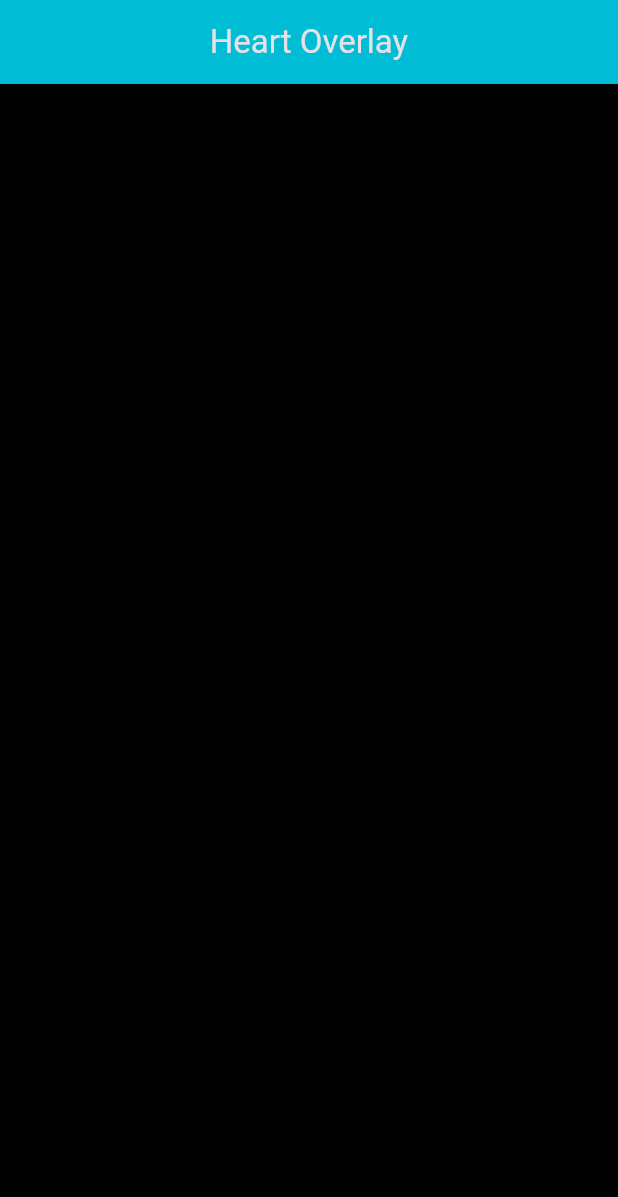
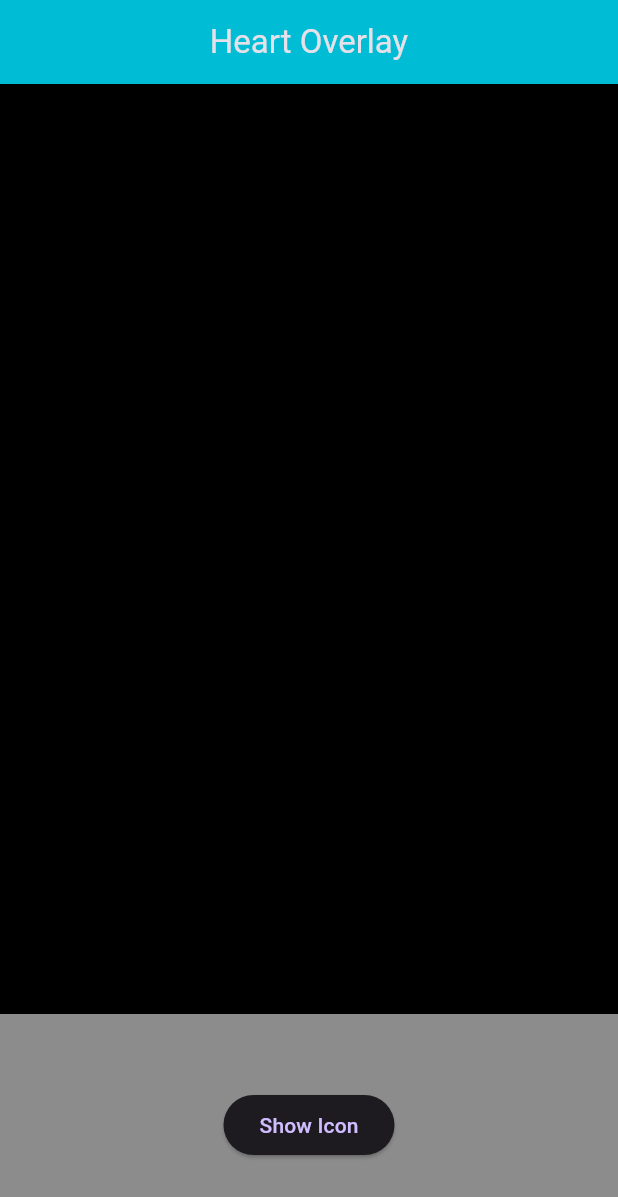
Before and after one commit to JohnF17/heart_overlay, a Flutter app: the screen it shows after launch, on a phone screen of 412 x 824 dp. Shown: the top 1197 px of the screen. Run offline on Flutter 3.47's test engine with Material 2 defaults, Android fonts, the phone set to English and light mode, and no system bars.

Commit message:
Update 1.4.0 * Added support for enabling or disabling tap gestures * Added a [HeartOverlayController] * Fixed a small bug where [BubblesColor] was not visible on imports * Few refactorings

````diff
--- a/example/lib/main.dart
+++ b/example/lib/main.dart
@@ -1,3 +1,4 @@
+import 'dart:math';
 import 'package:flutter/material.dart';
 import 'package:heart_overlay/heart_overlay.dart';
 
@@ -18,10 +19,23 @@ class MainApp extends StatelessWidget {
   }
 }
 
-class HeartOverlayTestWidget extends StatelessWidget {
+class HeartOverlayTestWidget extends StatefulWidget {
   const HeartOverlayTestWidget({
     super.key,
   });
+
+  @override
+  State<HeartOverlayTestWidget> createState() => _HeartOverlayTestWidgetState();
+}
+
+class _HeartOverlayTestWidgetState extends State<HeartOverlayTestWidget> {
+  late HeartOverlayController heartOverlayController;
+
+  @override
+  void initState() {
+    super.initState();
+    heartOverlayController = HeartOverlayController();
+  }
 
   @override
   Widget build(BuildContext context) {
@@ -36,11 +50,13 @@ class HeartOverlayTestWidget extends StatelessWidget {
         children: [
           Expanded(
             child: HeartOverlay(
+              controller: heartOverlayController,
               duration: const Duration(seconds: 5),
               backgroundColor: Colors.black,
               tapDownType: TapDownType.single,
               // verticalOffset: 20,
               // horizontalOffset: -100,
+              enableGestures: true,
               cacheExtent: 30,
               splashAnimationDetails: const SplashAnimationDetails(
                 enableSplash: true,
@@ -54,20 +70,51 @@ class HeartOverlayTestWidget extends StatelessWidget {
               onPressed: (numberOfHearts) {
                 // Do something with the number of hearts or do something whenever the icon appears
               },
-              // child: Center(
-              //   child: ElevatedButton(
-              //     onPressed: () {},
-              //     child: const Text('Tap here'),
-              //   ),
-              // ),
             ),
           ),
+          Padding(
+            padding: const EdgeInsets.all(50.0),
+            child: ElevatedButton(
+              onPressed: () {
+                // Get the center offset
+                // Offset centerOffset =
+                //     heartOverlayController.getCenterScreenOffset(context);
+
+                double iconSize = heartOverlayController.getSize() * 2;
+                double height = heartOverlayController.getHeight() ??
+                    MediaQuery.of(context).size.height;
+                double width = heartOverlayController.getWidth() ??
+                    MediaQuery.of(context).size.width;
+
+                Offset offset = Offset(
+                  // DX
+                  (Random().nextDouble() * width).clamp(
+                    iconSize,
+                    width - iconSize,
+                  ),
+                  // DY
+                  (Random().nextDouble() * height).clamp(
+                    iconSize,
+                    height - iconSize - 100,
+                  ), // - 100 is for the button padding
+                );
+
+                // offset += centerOffset; // You can add offsets
+
+                heartOverlayController.showIcon(
+                  offset: offset,
+                );
+              },
+              child: const Text('Show Icon'),
+            ),
+          )
           // Expanded(
           //   child: HeartOverlay(
           //     duration: const Duration(seconds: 2),
           //     backgroundColor: Colors.white10,
           //     tapDownType: TapDownType.single,
           //     icon: const Text('✌️'),
+          //     // Splash would not work because the [icon] provided is not of type [Icon]
           //     splashAnimationDetails: const SplashAnimationDetails(
           //       enableSplash: true,
           //     ),
--- a/lib/src/heart_overlay_widget.dart
+++ b/lib/src/heart_overlay_widget.dart
@@ -78,11 +78,13 @@ class HeartOverlay extends StatefulWidget {
     this.icon,
     @Deprecated('Use child instead') this.backgroundWidget,
     this.child,
+    this.controller,
     this.size,
     this.width,
     this.height,
     this.verticalOffset,
     this.horizontalOffset,
+    this.enableGestures = true,
     this.onPressed,
     this.backgroundColor,
     this.decoration,
@@ -111,6 +113,10 @@ class HeartOverlay extends StatefulWidget {
   ///   )
   /// ```
   final Widget? icon;
+
+  /// An optional controller that does not need to be disposed which is simply
+  /// used to control and get information about the [HeartOverlay].
+  final HeartOverlayController? controller;
 
   /// Width of the overlay board.
   ///
@@ -159,7 +165,7 @@ class HeartOverlay extends StatefulWidget {
   /// If vertical offset is negative, the [icon] goes down.
   final double? verticalOffset;
 
-  /// Size of the heart but `can be overridden` by size given to the [icon].
+  /// Size of the icon but `can be overridden` by size given to the [icon].
   /// So it should not be provided!
   ///
   /// Defaults to 80 if [icon] is any other widget type including [Icon]s.
@@ -201,8 +207,15 @@ class HeartOverlay extends StatefulWidget {
 
   /// An optional parameter to set splash animation details.
   ///
+  /// Note That: Splashes only work if the [icon] is of type [Icon].
+  ///
   /// Splashes are turned off by default.
   final SplashAnimationDetails splashAnimationDetails;
+
+  /// An optional parameter to enable or diable tap gestures.
+  ///
+  /// Defaults to true.
+  final bool enableGestures;
 
   @override
   State<HeartOverlay> createState() => _HeartOverlayState();
@@ -218,6 +231,7 @@ class _HeartOverlayState extends State<HeartOverlay> {
   late Widget child;
   late int cacheExtent;
   late Widget icon;
+  late bool showGesture;
 
   List<Widget> _hearts = [];
 
@@ -243,7 +257,7 @@ class _HeartOverlayState extends State<HeartOverlay> {
           size: size,
         );
 
-    // Set the size, vertical offset, and horizontal offset of the heart/child based on the passed-in values or defaults
+    // Set the size, vertical offset, and horizontal offset of the heart based on the passed-in values or defaults
     if (widget.icon is Icon) {
       size = (widget.icon as Icon?)?.size ?? widget.size ?? 80;
       if (widget.splashAnimationDetails.enableSplash) {
@@ -272,7 +286,7 @@ class _HeartOverlayState extends State<HeartOverlay> {
     verticalOffset = (size / 2) + (widget.verticalOffset ?? 0);
     horizontalOffset = (size / 2) - (widget.horizontalOffset ?? 0);
 
-    // Determine the decoration of the heart based on the passed-in values or defaults
+    // Determine the decoration of the icon based on the passed-in values or defaults
     Color color = widget.decoration?.color ??
         widget.backgroundColor ??
         Colors.transparent;
@@ -283,46 +297,65 @@ class _HeartOverlayState extends State<HeartOverlay> {
     // Set the cache extent
     cacheExtent = widget.cacheExtent ?? 20;
 
+    // Set gesture
+    showGesture = widget.enableGestures;
+
     // Set the child
     child = widget.child ?? widget.backgroundWidget ?? const SizedBox.shrink();
+
+    // Initialize Controller
+    widget.controller?._initialize(
+      size: size,
+      addItem: _addItem,
+      height: widget.height,
+      width: widget.width,
+      changeGesture: changeGesture,
+    );
   }
 
-  /// Define a method to add new hearts to the screen when the user taps on it
-  void _addHearts(TapDownDetails details) {
-    // If there are already 35 hearts in memory, clear them out to avoid performance issues
+  void changeGesture(bool enabled) {
+    setState(() {
+      showGesture = enabled;
+    });
+  }
+
+  /// Define a method to add new items to the screen when the user taps on it
+  void _addItem(TapDownDetails details) {
+    // If there are already 20 items or [cacheExtent] amount of items in memory,
+    // clear them out to avoid performance issues
     if (_hearts.length >= cacheExtent) {
-      _hearts = [];
+      _hearts.clear();
     }
-    // Add a new heart to the list of hearts on the screen
+    // Add a new icon to the list of hearts on the screen
     setState(() {
       _hearts = List.from(_hearts)
         ..add(
           Positioned(
             left: details.localPosition.dx - horizontalOffset,
             top: details.localPosition.dy - verticalOffset,
-            child: _buildHeart(),
+            child: _buildItem(),
           ),
         );
       widget.onPressed?.call(_hearts.length);
     });
   }
 
-  /// Define a method to build a heart using an animation
-  Widget _buildHeart() {
+  /// Define a method to build an icon using an animation
+  Widget _buildItem() {
     return TweenAnimationBuilder<double>(
       // The Tween defines the range of the animation. Here, it goes from 1 to 0, which means the animation will
-      // start with the size of the heart being 100% and end with 0%, meaning the heart will disappear.
+      // start with the size of the icon being 100% and end with 0%, meaning the icon will disappear.
       tween: Tween(begin: 1, end: 0),
       duration: widget.duration,
-      // The child widget to animate. If none is provided, an Icon with the favorite icon and a red color will be used.
+      // The child widget to animate. If none is provided, an [Icon] with the favorite icon and a red color will be used.
       child: icon,
       builder: (BuildContext context, double value, Widget? child) {
-        // The offset of the transformed widget. It moves the heart icon up as it becomes smaller.
+        // The offset of the transformed widget. It moves the icon icon up as it becomes smaller.
         final offset = Offset(0, (100 * value) - (verticalOffset * 2));
 
         return Transform.translate(
           offset: offset,
-          // The Opacity widget fades out the heart icon as it becomes smaller.
+          // The Opacity widget fades out the icon as it becomes smaller.
           child: Opacity(
             opacity: value,
             child: Transform.scale(
@@ -338,9 +371,12 @@ class _HeartOverlayState extends State<HeartOverlay> {
   @override
   Widget build(BuildContext context) {
     return GestureDetector(
-      onTapDown: widget.tapDownType == TapDownType.single ? _addHearts : null,
-      onDoubleTapDown:
-          widget.tapDownType == TapDownType.double ? _addHearts : null,
+      onTapDown: (showGesture && widget.tapDownType == TapDownType.single)
+          ? _addItem
+          : null,
+      onDoubleTapDown: (showGesture && widget.tapDownType == TapDownType.double)
+          ? _addItem
+          : null,
       child: Container(
         decoration: decoration,
         width: widget.width ?? double.infinity,
@@ -360,3 +396,55 @@ class _HeartOverlayState extends State<HeartOverlay> {
     );
   }
 }
+
+/// A simple controller for the [HeartOverlay] widget.
+class HeartOverlayController {
+  late Function(TapDownDetails tapDownDetails) _addItem;
+  late Function(bool value) _changeGesture;
+  late double _size;
+  double? _height, _width;
+
+  /// Method used to progamatically show the icon at a desired offset
+  void showIcon({required Offset offset}) {
+    _addItem.call(
+      TapDownDetails(
+        localPosition: offset,
+      ),
+    );
+  }
+
+  /// Method used to get icon size
+  double getSize() => _size;
+
+  /// Method used to get the [HeartOverlay]'s height
+  double? getHeight() => _height;
+
+  /// Method used to get the [HeartOverlay]'s width
+  double? getWidth() => _width;
+
+  /// Enable or disable gestures
+  void setGesture({required bool enabled}) => _changeGesture(enabled);
+
+  /// Method that returns the center of the screen offset
+  Offset getCenterScreenOffset(BuildContext context) {
+    Size screenSize = MediaQuery.of(context).size;
+    double centerX = screenSize.width / 2;
+    double centerY = screenSize.height / 2;
+    return Offset(centerX, centerY);
+  }
+
+  /// Private method to link the controller to the [HeartOverlay] widget
+  void _initialize({
+    required Function(TapDownDetails tapDownDetails) addItem,
+    required Function(bool value) changeGesture,
+    required double size,
+    required double? height,
+    required double? width,
+  }) {
+    _addItem = addItem;
+    _size = size;
+    _height = height;
+    _width = width;
+    _changeGesture = changeGesture;
+  }
+}
--- a/lib/src/utils/circle_color.dart
+++ /dev/null
@@ -1,21 +0,0 @@
-import 'package:flutter/material.dart';
-
-///
-///  Code from LikeButton on pub.dev
-///
-
-class BubblesColor {
-  const BubblesColor({
-    required this.dotPrimaryColor,
-    required this.dotSecondaryColor,
-    this.dotThirdColor,
-    this.dotLastColor,
-  });
-  final Color dotPrimaryColor;
-  final Color dotSecondaryColor;
-  final Color? dotThirdColor;
-  final Color? dotLastColor;
-  Color get dotThirdColorReal => dotThirdColor ?? dotPrimaryColor;
-
-  Color get dotLastColorReal => dotLastColor ?? dotSecondaryColor;
-}
--- a/lib/src/utils/splash_animation_details.dart
+++ b/lib/src/utils/splash_animation_details.dart
@@ -1,5 +1,4 @@
 import 'dart:ui';
-import 'package:heart_overlay/src/utils/circle_color.dart';
 
 class SplashAnimationDetails {
   final bool enableSplash;
@@ -21,3 +20,19 @@ class SplashAnimationDetails {
     ),
   });
 }
+
+class BubblesColor {
+  const BubblesColor({
+    required this.dotPrimaryColor,
+    required this.dotSecondaryColor,
+    this.dotThirdColor,
+    this.dotLastColor,
+  });
+  final Color dotPrimaryColor;
+  final Color dotSecondaryColor;
+  final Color? dotThirdColor;
+  final Color? dotLastColor;
+  Color get dotThirdColorReal => dotThirdColor ?? dotPrimaryColor;
+
+  Color get dotLastColorReal => dotLastColor ?? dotSecondaryColor;
+}
--- a/lib/src/widgets/splash_widget.dart
+++ b/lib/src/widgets/splash_widget.dart
@@ -1,6 +1,6 @@
 import 'package:flutter/material.dart';
 import 'package:heart_overlay/src/painter/bubbles_painter.dart';
-import 'package:heart_overlay/src/utils/circle_color.dart';
+import 'package:heart_overlay/src/utils/splash_animation_details.dart';
 
 /// Splash widget is a widget that wraps your widget with a splash effect
 class SplashWidget extends StatefulWidget {
--- a/pubspec.yaml
+++ b/pubspec.yaml
@@ -1,6 +1,6 @@
 name: heart_overlay
 description: The HeartOverlay widget can be used to create a fun and interactive overlay that displays a heart animation when the user taps on the screen.
-version: 1.3.0
+version: 1.4.0
 repository: https://github.com/JohnF17/heart_overlay
 screenshots:
   - description: 'Examples of the Heart Overlay Widget'
````
Also changed, not shown: example/pubspec.lock, 2 other files.
